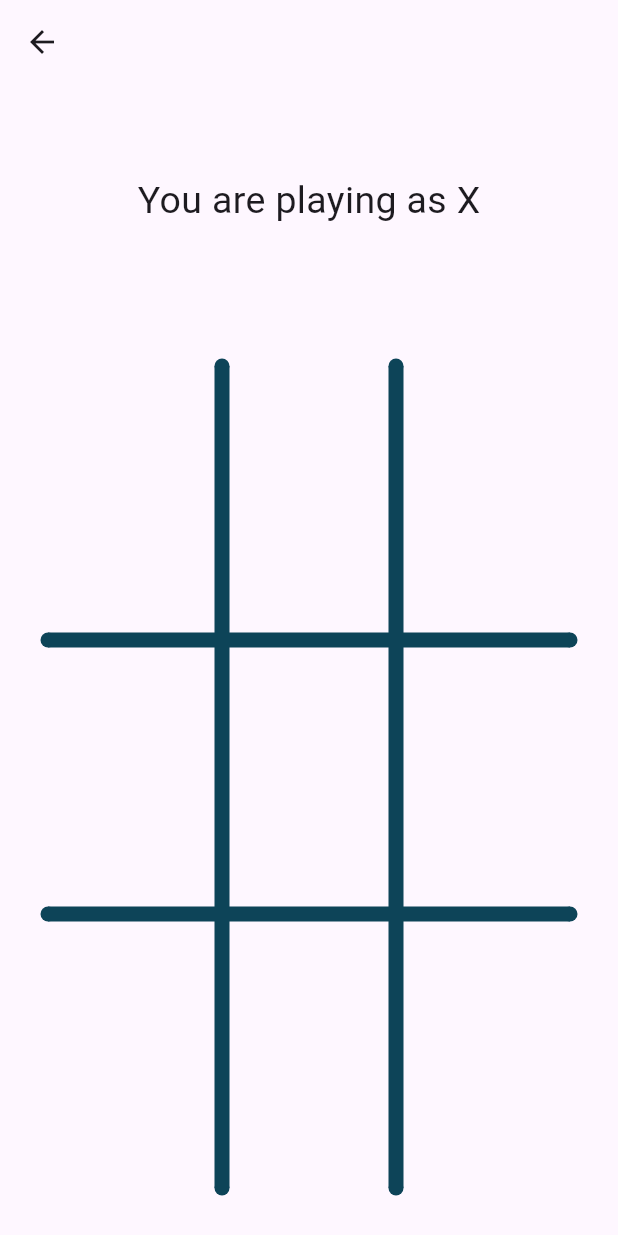
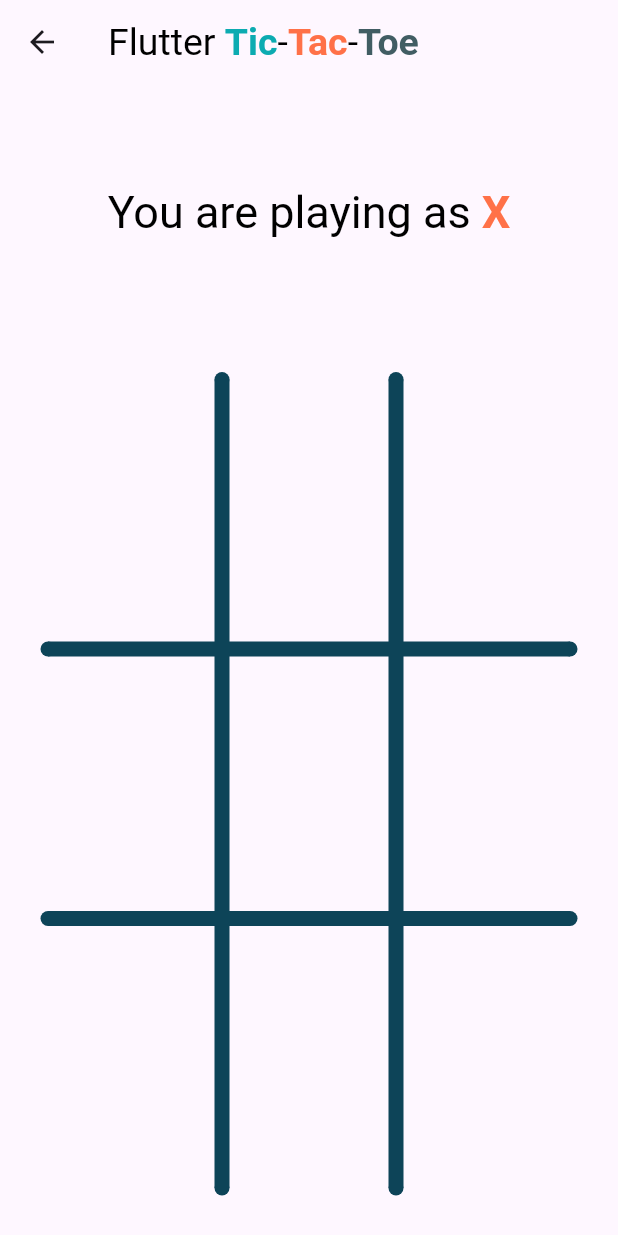
Before and after one commit to dmilicic/tictactoe, a Flutter app: the GamePage screen opened directly with empty values, on a phone screen of 412 x 824 dp. Run offline on Flutter 3.47's test engine with Material 3 defaults, Android fonts, the phone set to English and light mode, and no system bars; our stand-ins replace cloud_firestore, firebase_core; accounts and stored records are empty.

Commit message:
Updates to colors and paddings to all components

```diff
--- /dev/null
+++ b/lib/ui/colors.dart
@@ -0,0 +1,15 @@
+import 'dart:ui';
+
+import 'package:flutter/material.dart';
+
+class AppColors {
+  static const primary = Color(0xFF415D63);
+  static const secondary = Color(0xFF0CABB1);
+  static const tertiary = Color(0xFFFF7148);
+
+  static const colorO = secondary;
+  static const colorX = tertiary;
+
+  static const white = Colors.white;
+  static const black = Colors.black;
+}
--- /dev/null
+++ b/lib/ui/components/title.dart
@@ -0,0 +1,25 @@
+
+import 'package:flutter/cupertino.dart';
+
+import '../colors.dart';
+
+class AppTitle extends StatelessWidget {
+  const AppTitle({super.key});
+
+  @override
+  Widget build(BuildContext context) {
+    return RichText(
+      text: const TextSpan(
+        text: 'Flutter ',
+        style: TextStyle(fontSize: 25, color: AppColors.black),
+        children: <TextSpan>[
+          TextSpan(text: 'Tic', style: TextStyle(fontWeight: FontWeight.bold, color: AppColors.colorO)),
+          TextSpan(text: '-', style: TextStyle(fontWeight: FontWeight.normal)),
+          TextSpan(text: 'Tac', style: TextStyle(fontWeight: FontWeight.bold, color: AppColors.colorX)),
+          TextSpan(text: '-', style: TextStyle(fontWeight: FontWeight.normal)),
+          TextSpan(text: 'Toe', style: TextStyle(fontWeight: FontWeight.bold, color: AppColors.primary)),
+        ],
+      ),
+    );
+  }
+}
--- a/lib/ui/screens/game_page.dart
+++ b/lib/ui/screens/game_page.dart
@@ -1,9 +1,11 @@
 import 'package:flutter/material.dart';
 import 'package:tictactoe2/ai/ai.dart';
-import 'package:tictactoe2/providers/AnimationControllerProvider.dart';
 import 'package:tictactoe2/ui/components/field.dart';
-import 'package:tictactoe2/ui/game_presenter.dart';
+import 'package:tictactoe2/presenters/game_presenter.dart';
 import 'package:tictactoe2/ui/painters/board_painter.dart';
+
+import '../colors.dart';
+import '../components/title.dart';
 
 class GamePage extends StatefulWidget {
   final String title;
@@ -94,15 +96,21 @@ class GamePageState extends State<GamePage> {
   Widget build(BuildContext context) {
     return Scaffold(
       appBar: AppBar(
-        title: Text(widget.title),
+        title: const AppTitle(),
       ),
       body: Column(
         children: <Widget>[
-          const Padding(
-            padding: EdgeInsets.all(60),
-            child: Text(
-              "You are playing as X",
-              style: TextStyle(fontSize: 25),
+          Padding(
+            padding: const EdgeInsets.all(60),
+            child: RichText(
+              textAlign: TextAlign.center,
+              text: const TextSpan(
+                text: 'You are playing as ',
+                style: TextStyle(fontSize: 30, color: AppColors.black, fontWeight: FontWeight.normal, height: 1.5),
+                children: <TextSpan>[
+                  TextSpan(text: 'X', style: TextStyle(fontWeight: FontWeight.bold, color: AppColors.colorX)),
+                ],
+              ),
             ),
           ),
           Expanded(
@@ -111,14 +119,19 @@ class GamePageState extends State<GamePage> {
             child: CustomPaint(
               painter: BoardPainter(),
               child: GridView.count(
-                padding: const EdgeInsets.only(top: 30),
                 crossAxisCount: 3,
                 // generate the widgets that will display the board
                 children: List.generate(9, (idx) {
-                  return Field(
-                      idx: idx,
-                      onTap: _movePlayed,
-                      playerSymbol: getSymbolForIdx(idx) ?? "N");
+
+                  final padding = getPaddingForField(idx);
+
+                  return Padding(
+                    padding: padding,
+                    child: Field(
+                        idx: idx,
+                        onTap: _movePlayed,
+                        playerSymbol: getSymbolForIdx(idx) ?? "N"),
+                  );
                 }),
               ),
             ),
@@ -127,4 +140,24 @@ class GamePageState extends State<GamePage> {
       ),
     );
   }
+
+  EdgeInsets getPaddingForField(int idx) {
+    switch(idx + 1) {
+      case 1:
+      case 2:
+      case 3:
+        return const EdgeInsets.only(top: 0);
+      case 4:
+      case 5:
+      case 6:
+        return const EdgeInsets.only(top: 30);
+      case 7:
+      case 8:
+      case 9:
+        return const EdgeInsets.only(top: 60);
+      default:
+        return const EdgeInsets.only(left: 0);
+    }
+  }
+
 }
```
Also changed, not shown: lib/ui/screens/home_page.dart (+39 -12 lines), lib/presenters/game_presenter.dart (renamed from lib/ui/game_presenter.dart), lib/presenters/home_presenter.dart (renamed from lib/ui/home_presenter.dart), lib/ui/components/field.dart (line endings or trailing spaces).
